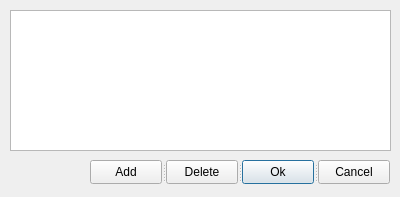
The window that components/connector_info.ui (go2net/PythonBlocks) describes before a commit, drawn with Qt 5.
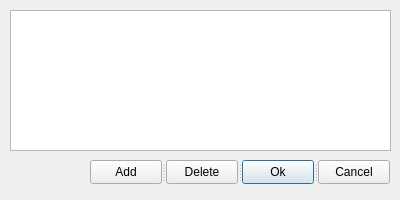
The same window after the commit. Icons and pictures are not drawn.

What changed in the file:
```diff
--- a/components/connector_info.ui
+++ b/components/connector_info.ui
@@ -7,9 +7,21 @@
     <x>0</x>
     <y>0</y>
     <width>400</width>
-    <height>197</height>
+    <height>200</height>
    </rect>
   </property>
+  <property name="minimumSize">
+   <size>
+    <width>400</width>
+    <height>200</height>
+   </size>
+  </property>
+  <property name="maximumSize">
+   <size>
+    <width>400</width>
+    <height>200</height>
+   </size>
+  </property>
   <property name="windowTitle">
    <string>Connector Configuration</string>
   </property>
```
